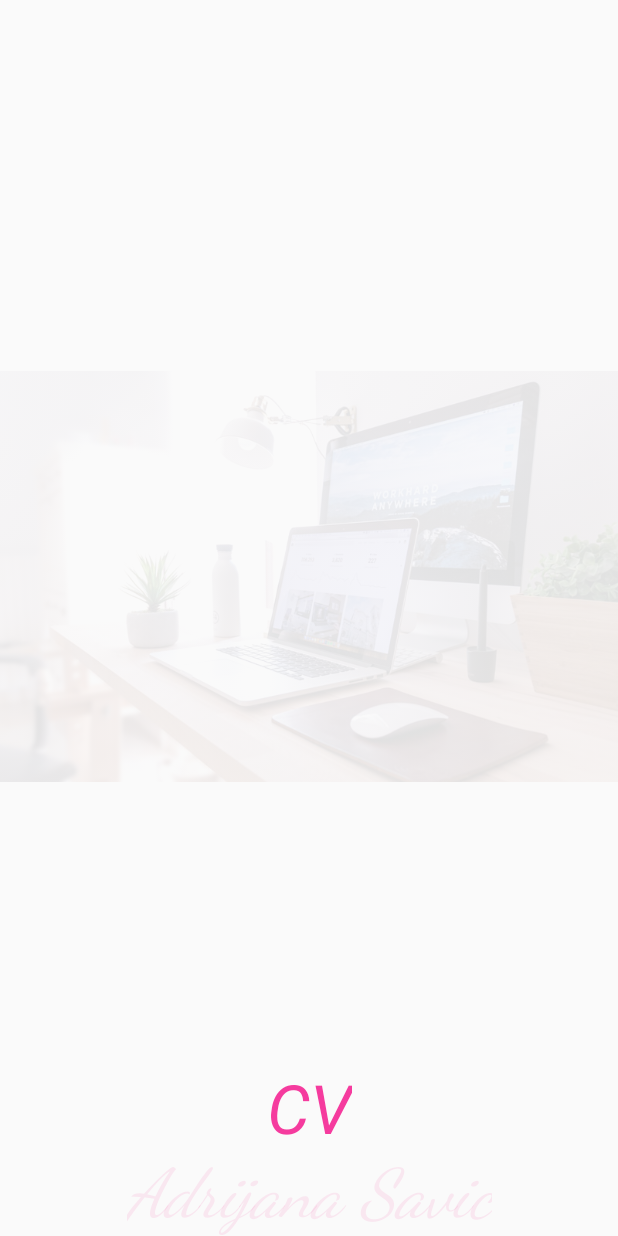
After one commit to adrijanasavic/My_CV_App, an Android app: the SplashScreen screen opened directly, with no data from a screen before it, on a phone screen of 412 x 824 dp. The commit adds this screen. Run offline under Robolectric (Android 15) with nearby library versions, the phone set to English and light mode, and no system bars.

Commit message:
SplashScreen

```diff
--- a/app/src/main/AndroidManifest.xml
+++ b/app/src/main/AndroidManifest.xml
@@ -9,7 +9,8 @@
         android:roundIcon="@mipmap/ic_launcher_round"
         android:supportsRtl="true"
         android:theme="@style/AppTheme">
-        <activity android:name=".MainActivity">
+        <activity android:name=".MainActivity"/>
+        <activity android:name=".splashScreen.SplashScreen">
             <intent-filter>
                 <action android:name="android.intent.action.MAIN" />
 
--- /dev/null
+++ b/app/src/main/java/com/example/my_cv_app/splashScreen/SplashScreen.java
@@ -0,0 +1,92 @@
+package com.example.my_cv_app.splashScreen;
+
+import android.content.Intent;
+import android.content.SharedPreferences;
+import android.graphics.drawable.Drawable;
+import android.os.Bundle;
+import android.preference.PreferenceManager;
+import android.view.View;
+import android.view.animation.Animation;
+import android.view.animation.AnimationUtils;
+import android.widget.ImageView;
+import android.widget.TextView;
+
+import androidx.annotation.Nullable;
+import androidx.appcompat.app.AppCompatActivity;
+
+
+import com.example.my_cv_app.MainActivity;
+import com.example.my_cv_app.R;
+
+import java.io.IOException;
+import java.io.InputStream;
+import java.util.Timer;
+import java.util.TimerTask;
+
+public class SplashScreen extends AppCompatActivity {
+
+    Animation topAnim, bottomAnim;
+
+    private SharedPreferences prefs;
+    private String splashTime;
+    private boolean splash;
+
+    @Override
+    protected void onCreate(@Nullable Bundle savedInstanceState) {
+        super.onCreate( savedInstanceState );
+
+        hideSystemUI();
+
+        topAnim = AnimationUtils.loadAnimation( this, R.anim.top_anim );
+        bottomAnim = AnimationUtils.loadAnimation( this, R.anim.bottom_anim );
+
+
+        prefs = PreferenceManager.getDefaultSharedPreferences( this );
+
+        splashTime = prefs.getString( getString( R.string.splashtime_key ), "3000" );
+
+        splash = prefs.getBoolean( getString( R.string.splash_key ), true );
+
+        if (splash) {
+            setContentView( R.layout.splash_screen );
+
+            ImageView imageView = findViewById( R.id.imageSplash );
+            TextView splash_txt = findViewById( R.id.textView );
+
+            InputStream is;
+
+            try {
+                is = getAssets().open( "backgraund_cv.jpg" );
+                Drawable drawable = Drawable.createFromStream( is, null );
+                imageView.setImageDrawable( drawable );
+
+                imageView.setAnimation( topAnim );
+                splash_txt.setAnimation( bottomAnim );
+            } catch (IOException e) {
+                e.printStackTrace();
+            }
+
+            new Timer().schedule( new TimerTask() {
+                @Override
+                public void run() {
+                    startActivity( new Intent( SplashScreen.this, MainActivity.class ) );
+                    finish();
+                }
+            }, Integer.parseInt( splashTime ) );
+        } else {
+            startActivity( new Intent( SplashScreen.this, MainActivity.class ) );
+            finish();
+        }
+    }
+
+    private void hideSystemUI() {
+        View decorView = getWindow().getDecorView();
+        decorView.setSystemUiVisibility(
+                View.SYSTEM_UI_FLAG_IMMERSIVE_STICKY
+                        | View.SYSTEM_UI_FLAG_LAYOUT_STABLE
+                        | View.SYSTEM_UI_FLAG_LAYOUT_HIDE_NAVIGATION
+                        | View.SYSTEM_UI_FLAG_LAYOUT_FULLSCREEN
+                        | View.SYSTEM_UI_FLAG_HIDE_NAVIGATION
+                        | View.SYSTEM_UI_FLAG_FULLSCREEN );
+    }
+}
--- /dev/null
+++ b/app/src/main/res/anim/bottom_anim.xml
@@ -0,0 +1,13 @@
+<?xml version="1.0" encoding="utf-8"?>
+<set xmlns:android="http://schemas.android.com/apk/res/android">
+
+    <translate
+        android:fromXDelta="120%"
+        android:toYDelta="0%"
+        android:duration = "2000"/>
+
+    <alpha
+        android:fromAlpha="0.1"
+        android:toAlpha="1.0"
+        android:duration = "2000"/>
+</set>
--- /dev/null
+++ b/app/src/main/res/anim/top_anim.xml
@@ -0,0 +1,12 @@
+<?xml version="1.0" encoding="utf-8"?>
+<set xmlns:android="http://schemas.android.com/apk/res/android">
+    <translate
+        android:fromXDelta="-120%"
+        android:toYDelta="0%"
+        android:duration = "2000"/>
+
+    <alpha
+        android:fromAlpha="0.1"
+        android:toAlpha="1.0"
+        android:duration = "2000"/>
+</set>
--- /dev/null
+++ b/app/src/main/res/layout/splash_screen.xml
@@ -0,0 +1,65 @@
+<?xml version="1.0" encoding="utf-8"?>
+<androidx.constraintlayout.widget.ConstraintLayout xmlns:android="http://schemas.android.com/apk/res/android"
+    xmlns:app="http://schemas.android.com/apk/res-auto"
+    android:layout_width="match_parent"
+    android:layout_height="match_parent"
+    android:orientation="vertical">
+
+
+    <ProgressBar
+        android:id="@+id/progressBar"
+        style="?android:attr/progressBarStyle"
+        android:layout_width="0dp"
+        android:layout_height="wrap_content"
+        android:layout_marginBottom="50dp"
+        app:layout_constraintEnd_toEndOf="parent"
+        app:layout_constraintStart_toStartOf="parent"
+        app:layout_constraintTop_toBottomOf="parent" />
+
+    <TextView
+        android:id="@+id/textViewA"
+        android:layout_width="wrap_content"
+        android:layout_height="wrap_content"
+        android:fontFamily="cursive"
+        android:text="@string/adrijana_savic"
+        android:textColor="@color/colorPrimary"
+        android:textSize="45sp"
+        android:textStyle="italic"
+        app:layout_constraintBottom_toTopOf="@+id/imageSplash"
+        app:layout_constraintEnd_toEndOf="parent"
+        app:layout_constraintHorizontal_bias="0.505"
+        app:layout_constraintStart_toStartOf="parent" />
+
+    <ImageView
+        android:id="@+id/imageSplash"
+        android:layout_width="match_parent"
+        android:layout_height="0dp"
+        android:scaleType="fitCenter"
+        app:layout_constraintBottom_toTopOf="@+id/textView"
+        app:layout_constraintTop_toTopOf="parent" />
+
+    <TextView
+        android:id="@+id/textViewCV"
+        android:layout_width="wrap_content"
+        android:layout_height="wrap_content"
+        android:text="@string/cv"
+        android:textColor="@color/colorPrimary"
+        android:textSize="45sp"
+        android:textStyle="italic"
+        app:layout_constraintBottom_toTopOf="@+id/textView"
+        app:layout_constraintEnd_toEndOf="parent"
+        app:layout_constraintStart_toStartOf="parent" />
+    <TextView
+        android:id="@+id/textView"
+        android:layout_width="wrap_content"
+        android:layout_height="wrap_content"
+        android:fontFamily="cursive"
+        android:text="@string/adrijana_savic"
+        android:textColor="@color/colorPrimary"
+        android:textSize="45sp"
+        android:textStyle="italic"
+        app:layout_constraintBottom_toTopOf="@+id/progressBar"
+        app:layout_constraintEnd_toEndOf="parent"
+        app:layout_constraintStart_toStartOf="parent" />
+
+</androidx.constraintlayout.widget.ConstraintLayout>
--- a/app/src/main/res/values/strings.xml
+++ b/app/src/main/res/values/strings.xml
@@ -1,3 +1,9 @@
 <resources>
     <string name="app_name">My_CV_App</string>
+    <string name="cv">CV</string>
+    <string name="adrijana_savic">Adrijana Savic</string>
+
+    <string name="splashtime_key">splashtime_settings</string>
+    <string name="splash_key">splash_settings</string>
+
 </resources>
```
Also changed, not shown: app/src/main/assets/backgraund_cv.jpg (added).
